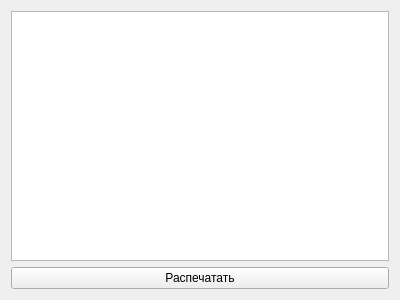
Old version of the form SubjectSchedule.ui in the repository sarum9in/Schedule.
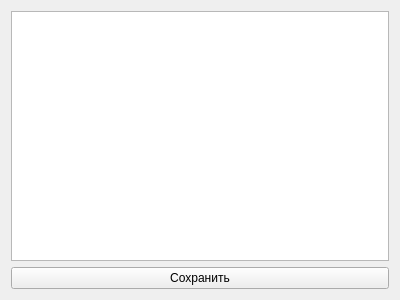
New version of the form.

Commit message: SubjectSchedule: saving interface implementation.

What changed in the file:
```diff
--- a/SubjectSchedule.ui
+++ b/SubjectSchedule.ui
@@ -17,7 +17,7 @@
    <item row="1" column="0">
     <widget class="QPushButton" name="printButton">
      <property name="text">
-      <string>Распечатать</string>
+      <string>Сохранить</string>
      </property>
     </widget>
    </item>
```
Left out of the diff: 8 changed lines with no effect on the pictures. The commit also changes 2 other files.
